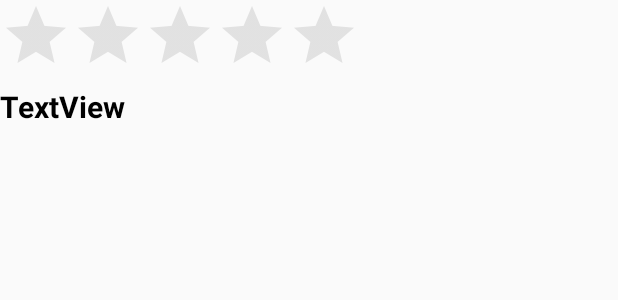
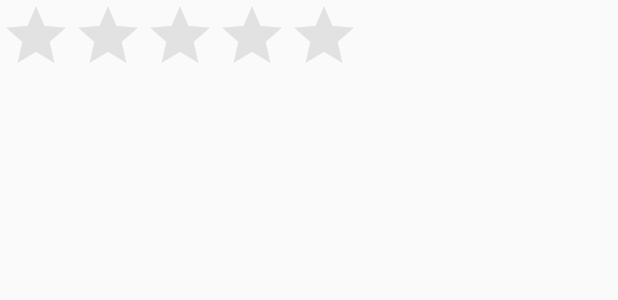
Before and after one commit to Danielemur/CMSC436_FIA, an Android app: the layout single_review.xml on its own in the app's theme, with its tools: preview values and no code run, on a phone screen of 412 x 824 dp. Shown: the top 300 px of the screen. Run offline under Robolectric (Android 15) with nearby library versions, the phone set to English and light mode, and no system bars.

```diff
--- a/app/src/main/res/layout/single_review.xml
+++ b/app/src/main/res/layout/single_review.xml
@@ -14,15 +14,14 @@
         android:layout_alignParentStart="true"
         android:layout_marginStart="0dp"
         android:layout_marginTop="0dp"
-        android:text="TextView"
         android:textColor="#000000"
         android:textSize="20sp"
         android:textStyle="bold" />
 
     <TextView
         android:id="@+id/singleReview"
-        android:layout_width="137dp"
-        android:layout_height="63dp"
+        android:layout_width="wrap_content"
+        android:layout_height="wrap_content"
         android:layout_below="@+id/ratingBar"
         android:layout_alignParentStart="true"
         android:layout_alignParentEnd="true"
@@ -32,7 +31,9 @@
         android:orientation="vertical"
         android:padding="16dp"
         android:textSize="16sp"
-        android:textStyle="italic"></TextView>
+        android:layout_gravity="fill"
+        android:baselineAligned="false"
+        android:textStyle="italic"/>
 
 
     <android.support.v7.widget.AppCompatRatingBar
```
